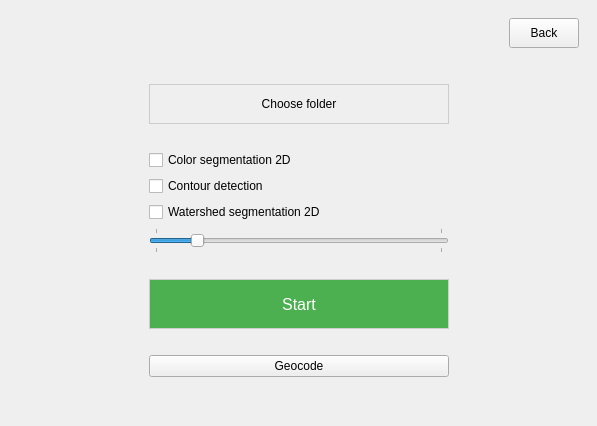
First picture: the form in mainwindow.ui, repository mehmedkadric/data-analytics-uav, before the edit.
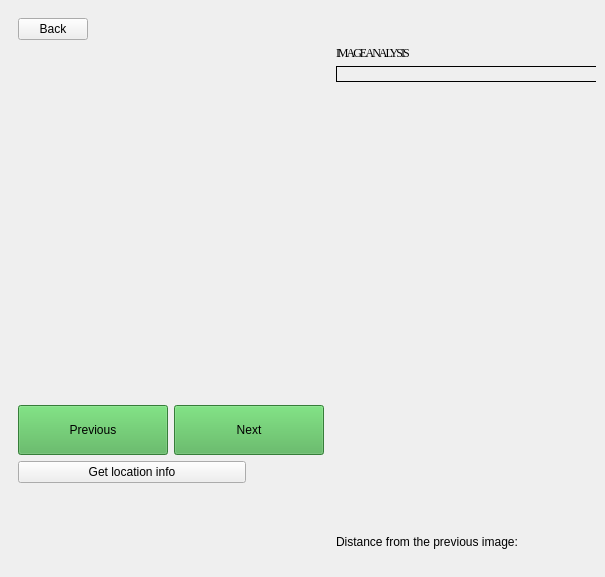
Second picture: the form after the edit.

Commit message: Image analysis improved

What changed in the file:
```diff
--- a/mainwindow.ui
+++ b/mainwindow.ui
@@ -6,8 +6,8 @@
    <rect>
     <x>0</x>
     <y>0</y>
-    <width>597</width>
-    <height>426</height>
+    <width>605</width>
+    <height>577</height>
    </rect>
   </property>
   <property name="windowTitle">
@@ -20,8 +20,20 @@
    <layout class="QGridLayout" name="gridLayout_2">
     <item row="0" column="0">
      <widget class="QStackedWidget" name="StackedWidgets">
+      <property name="sizePolicy">
+       <sizepolicy hsizetype="Expanding" vsizetype="Expanding">
+        <horstretch>0</horstretch>
+        <verstretch>0</verstretch>
+       </sizepolicy>
+      </property>
+      <property name="minimumSize">
+       <size>
+        <width>581</width>
+        <height>0</height>
+       </size>
+      </property>
       <property name="currentIndex">
-       <number>2</number>
+       <number>3</number>
       </property>
       <widget class="QWidget" name="landingPage">
        <layout class="QGridLayout" name="gridLayout_4">
@@ -442,6 +454,19 @@
             </property>
            </spacer>
           </item>
+          <item row="11" column="0" colspan="3">
+           <spacer name="verticalSpacer_6">
+            <property name="orientation">
+             <enum>Qt::Vertical</enum>
+            </property>
+            <property name="sizeHint" stdset="0">
+             <size>
+              <width>20</width>
+              <height>40</height>
+             </size>
+            </property>
+           </spacer>
+          </item>
           <item row="8" column="1" alignment="Qt::AlignHCenter|Qt::AlignVCenter">
            <widget class="QLabel" name="resizeLabel">
             <property name="styleSheet">
@@ -459,47 +484,48 @@
             </property>
            </widget>
           </item>
-          <item row="2" column="2" rowspan="9">
-           <spacer name="horizontalSpacer_6">
-            <property name="orientation">
-             <enum>Qt::Horizontal</enum>
-            </property>
-            <property name="sizeHint" stdset="0">
+         </layout>
+        </item>
+       </layout>
+      </widget>
+      <widget class="QWidget" name="view2D">
+       <layout class="QGridLayout" name="gridLayout_9">
+        <item row="1" column="0">
+         <layout class="QGridLayout" name="gridLayout_8">
+          <item row="2" column="4" rowspan="4" alignment="Qt::AlignTop">
+           <widget class="QLabel" name="imageDetails">
+            <property name="minimumSize">
              <size>
-              <width>40</width>
-              <height>20</height>
+              <width>300</width>
+              <height>0</height>
              </size>
             </property>
-           </spacer>
-          </item>
-          <item row="12" column="0" colspan="3">
-           <spacer name="verticalSpacer_6">
-            <property name="orientation">
-             <enum>Qt::Vertical</enum>
+            <property name="styleSheet">
+             <string notr="true">border: 1px solid black</string>
             </property>
-            <property name="sizeHint" stdset="0">
-             <size>
-              <width>20</width>
-              <height>40</height>
-             </size>
+            <property name="text">
+             <string/>
             </property>
-           </spacer>
-          </item>
-          <item row="1" column="0" colspan="3">
-           <spacer name="verticalSpacer_5">
-            <property name="orientation">
-             <enum>Qt::Vertical</enum>
+            <property name="alignment">
+             <set>Qt::AlignLeading|Qt::AlignLeft|Qt::AlignTop</set>
             </property>
-            <property name="sizeHint" stdset="0">
+           </widget>
+          </item>
+          <item row="5" column="0" colspan="2">
+           <widget class="QPushButton" name="reverseGeocode">
+            <property name="maximumSize">
              <size>
-              <width>20</width>
-              <height>40</height>
+              <width>300</width>
+              <height>50</height>
              </size>
             </property>
-           </spacer>
+            <property name="text">
+             <string>Get location info</string>
+            </property>
+           </widget>
           </item>
-          <item row="0" column="0" colspan="3" alignment="Qt::AlignRight|Qt::AlignVCenter">
-           <widget class="QPushButton" name="backToLandingPage2D">
+          <item row="6" column="4">
+           <widget class="QLabel" name="distanceLabel">
             <property name="sizePolicy">
              <sizepolicy hsizetype="Minimum" vsizetype="Minimum">
               <horstretch>0</horstretch>
@@ -508,9 +534,108 @@
             </property>
             <property name="minimumSize">
              <size>
-              <width>70</width>
-              <height>30</height>
+              <width>0</width>
+              <height>0</height>
              </size>
+            </property>
+            <property name="maximumSize">
+             <size>
+              <width>16777215</width>
+              <height>50</height>
+             </size>
+            </property>
+            <property name="text">
+             <string>Distance from the previous image:</string>
+            </property>
+            <property name="alignment">
+             <set>Qt::AlignBottom|Qt::AlignLeading|Qt::AlignLeft</set>
+            </property>
+           </widget>
+          </item>
+          <item row="4" column="1" colspan="2">
+           <widget class="QPushButton" name="nextImage">
+            <property name="minimumSize">
+             <size>
+              <width>150</width>
+              <height>50</height>
+             </size>
+            </property>
+            <property name="maximumSize">
+             <size>
+              <width>16777215</width>
+              <height>16777215</height>
+             </size>
+            </property>
+            <property name="styleSheet">
+             <string notr="true">background-color: #4CAF50</string>
+            </property>
+            <property name="text">
+             <string>Next</string>
+            </property>
+           </widget>
+          </item>
+          <item row="3" column="0" colspan="4">
+           <widget class="QLabel" name="viewLabel">
+            <property name="sizePolicy">
+             <sizepolicy hsizetype="Expanding" vsizetype="Expanding">
+              <horstretch>0</horstretch>
+              <verstretch>0</verstretch>
+             </sizepolicy>
+            </property>
+            <property name="minimumSize">
+             <size>
+              <width>300</width>
+              <height>300</height>
+             </size>
+            </property>
+            <property name="text">
+             <string/>
+            </property>
+           </widget>
+          </item>
+          <item row="0" column="1" colspan="4">
+           <spacer name="horizontalSpacer_3">
+            <property name="orientation">
+             <enum>Qt::Horizontal</enum>
+            </property>
+            <property name="sizeHint" stdset="0">
+             <size>
+              <width>40</width>
+              <height>20</height>
+             </size>
+            </property>
+           </spacer>
+          </item>
+          <item row="2" column="0" colspan="4" alignment="Qt::AlignHCenter">
+           <widget class="QLabel" name="imageTitle">
+            <property name="text">
+             <string/>
+            </property>
+            <property name="textInteractionFlags">
+             <set>Qt::LinksAccessibleByMouse|Qt::TextSelectableByKeyboard|Qt::TextSelectableByMouse</set>
+            </property>
+           </widget>
+          </item>
+          <item row="6" column="0" colspan="4">
+           <widget class="QLabel" name="geocodingData">
+            <property name="minimumSize">
+             <size>
+              <width>0</width>
+              <height>70</height>
+             </size>
+            </property>
+            <property name="text">
+             <string/>
+            </property>
+           </widget>
+          </item>
+          <item row="0" column="0">
+           <widget class="QPushButton" name="BackFromView">
+            <property name="sizePolicy">
+             <sizepolicy hsizetype="Fixed" vsizetype="Fixed">
+              <horstretch>0</horstretch>
+              <verstretch>0</verstretch>
+             </sizepolicy>
             </property>
             <property name="maximumSize">
              <size>
@@ -523,10 +648,60 @@
             </property>
            </widget>
           </item>
-          <item row="11" column="1">
-           <widget class="QPushButton" name="geocodeButton">
+          <item row="5" column="2" colspan="2">
+           <widget class="QLabel" name="coordinatesLabel">
+            <property name="styleSheet">
+             <string notr="true">font : italic</string>
+            </property>
             <property name="text">
-             <string>Geocode</string>
+             <string/>
+            </property>
+            <property name="wordWrap">
+             <bool>false</bool>
+            </property>
+            <property name="textInteractionFlags">
+             <set>Qt::TextSelectableByKeyboard|Qt::TextSelectableByMouse</set>
+            </property>
+           </widget>
+          </item>
+          <item row="4" column="3">
+           <spacer name="horizontalSpacer_4">
+            <property name="orientation">
+             <enum>Qt::Horizontal</enum>
+            </property>
+            <property name="sizeHint" stdset="0">
+             <size>
+              <width>40</width>
+              <height>20</height>
+             </size>
+            </property>
+           </spacer>
+          </item>
+          <item row="4" column="0" alignment="Qt::AlignLeft">
+           <widget class="QPushButton" name="previousImage">
+            <property name="minimumSize">
+             <size>
+              <width>150</width>
+              <height>50</height>
+             </size>
+            </property>
+            <property name="styleSheet">
+             <string notr="true">background-color: #4CAF50</string>
+            </property>
+            <property name="text">
+             <string>Previous</string>
+            </property>
+           </widget>
+          </item>
+          <item row="1" column="4">
+           <widget class="QLabel" name="analysisTitle">
+            <property name="styleSheet">
+             <string notr="true">  font-family: Georgia, sans-serif;
+  font-size: 7em;
+  letter-spacing: -2px;</string>
+            </property>
+            <property name="text">
+             <string>IMAGE ANALYSIS</string>
             </property>
            </widget>
           </item>
```
Left out of the diff: 521 changed lines with no effect on the pictures. The commit also changes 10 other files.
